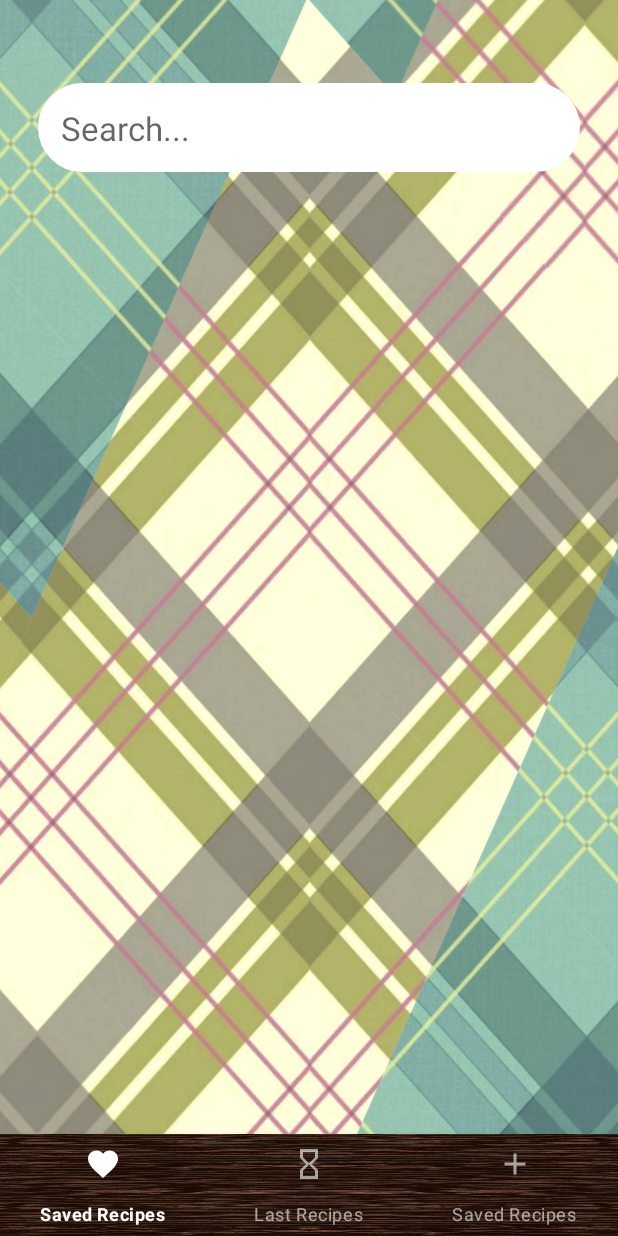
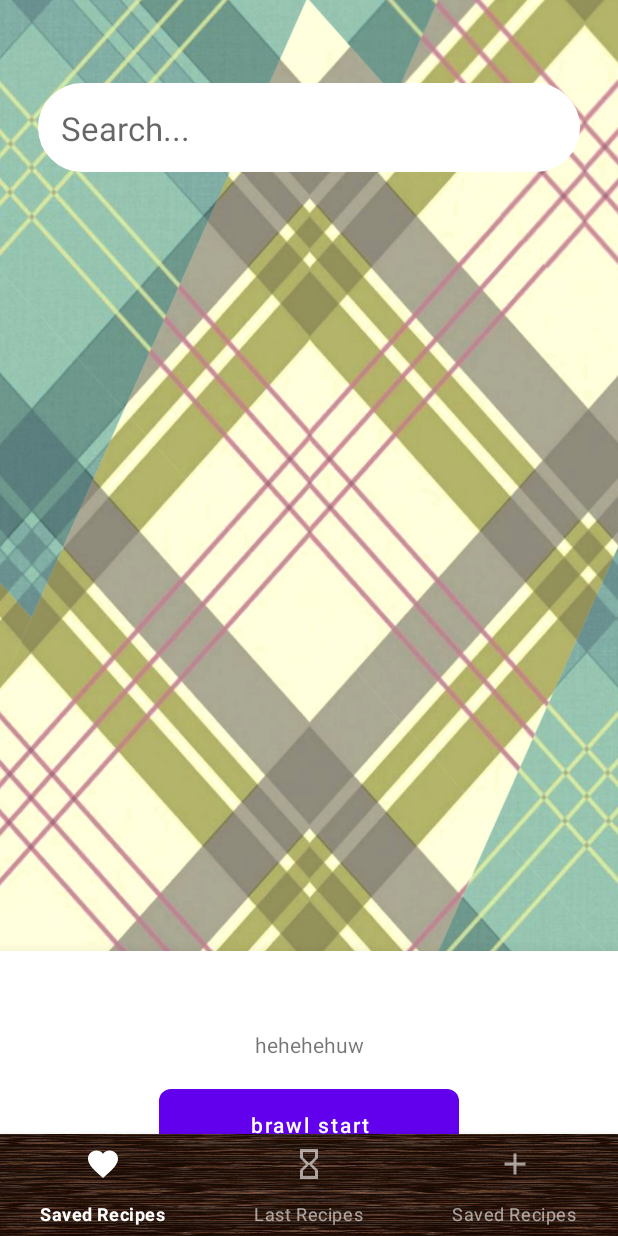
Before and after one commit to VladFediuk2404/45MyApplication, an Android app: the screen it shows after launch (MainActivity), on a phone screen of 412 x 824 dp. Run offline under Robolectric (Android 15) with nearby library versions, the phone set to English and light mode, and no system bars; our stand-ins replace Dagger/Hilt's generated code.

Commit message:
fix bottomsheet commit

```diff
--- a/app/src/main/res/layout/fragment_meal.xml
+++ b/app/src/main/res/layout/fragment_meal.xml
@@ -1,10 +1,11 @@
 <?xml version="1.0" encoding="utf-8"?>
-<FrameLayout xmlns:android="http://schemas.android.com/apk/res/android"
+<androidx.coordinatorlayout.widget.CoordinatorLayout xmlns:android="http://schemas.android.com/apk/res/android"
     xmlns:tools="http://schemas.android.com/tools"
     android:layout_width="match_parent"
     android:layout_height="match_parent"
     android:background="@drawable/voshischaysya"
     tools:context=".presentation.coin_list.fragment.MealFragment">
+
     <include
         android:id="@+id/no_orders_layout"
         layout="@layout/no_orders_layout"
@@ -31,4 +32,4 @@
         android:textColor="@color/black"/>
 
 
-</FrameLayout>
+</androidx.coordinatorlayout.widget.CoordinatorLayout>
--- a/app/src/main/res/layout/no_orders_layout.xml
+++ b/app/src/main/res/layout/no_orders_layout.xml
@@ -1,26 +1,62 @@
 <?xml version="1.0" encoding="utf-8"?>
 <androidx.constraintlayout.widget.ConstraintLayout xmlns:android="http://schemas.android.com/apk/res/android"
     xmlns:app="http://schemas.android.com/apk/res-auto"
-    xmlns:tools="http://schemas.android.com/tools"
-    android:id="@+id/bottomSheet"
+    android:id="@+id/noOrders_container"
     android:layout_width="match_parent"
     android:layout_height="wrap_content"
-    android:layout_gravity="bottom"
-    android:background="#024c87"
-    android:backgroundTint="#7487C7"
-    android:paddingBottom="32dp"
+    android:visibility="visible"
+    android:elevation="16dp"
     app:behavior_hideable="true"
-    app:behavior_peekHeight="16dp"
+    app:behavior_peekHeight="200dp"
     app:layout_behavior="com.google.android.material.bottomsheet.BottomSheetBehavior"
-    app:layout_constraintTop_toBottomOf="@id/bottomSheet">
+    android:background="@color/white">
+
+    <androidx.appcompat.widget.AppCompatTextView
+        android:id="@+id/tv_header_no_orders_label"
+        android:layout_width="wrap_content"
+        android:layout_height="wrap_content"
+        android:layout_marginTop="20dp"
+        android:textSize="18sp"
+        android:textStyle="bold"
+        app:layout_constraintEnd_toEndOf="parent"
+        app:layout_constraintStart_toStartOf="parent"
+        app:layout_constraintTop_toTopOf="parent" />
+
+    <androidx.appcompat.widget.AppCompatTextView
+        android:id="@+id/tv_no_orders_label"
+        android:layout_width="wrap_content"
+        android:layout_height="wrap_content"
+        android:layout_marginTop="8dp"
+        android:textSize="14sp"
+        app:layout_constraintEnd_toEndOf="parent"
+        app:layout_constraintStart_toStartOf="parent"
+        app:layout_constraintTop_toBottomOf="@+id/tv_header_no_orders_label"
+        android:text="hehehehuw" />
+
+    <com.google.android.material.button.MaterialButton
+        android:id="@+id/btn_action_service_news"
+        android:layout_width="200dp"
+        android:layout_height="wrap_content"
+        android:layout_marginTop="20dp"
+        android:insetTop="0dp"
+        android:insetBottom="0dp"
+        android:stateListAnimator="@null"
+        android:text="brawl start"
+        android:textAllCaps="false"
+        app:cornerRadius="8dp"
+        app:layout_constraintEnd_toEndOf="parent"
+        app:layout_constraintStart_toStartOf="parent"
+        app:layout_constraintTop_toBottomOf="@+id/tv_no_orders_label" />
+
+    <View
+        android:id="@+id/space"
+        android:layout_width="match_parent"
+        android:layout_height="50dp"
+        android:visibility="visible"
+        android:background="@color/white"
+        app:layout_constraintEnd_toEndOf="parent"
+        app:layout_constraintStart_toStartOf="parent"
+        app:layout_constraintTop_toBottomOf="@+id/btn_action_service_news" />
 
 
-    <TextView
-        android:id="@+id/textView4"
-        android:layout_width="wrap_content"
-        android:layout_height="wrap_content"
-        android:text="TextView"
-        app:layout_constraintBottom_toBottomOf="parent"
-        />
-
 </androidx.constraintlayout.widget.ConstraintLayout>
```
